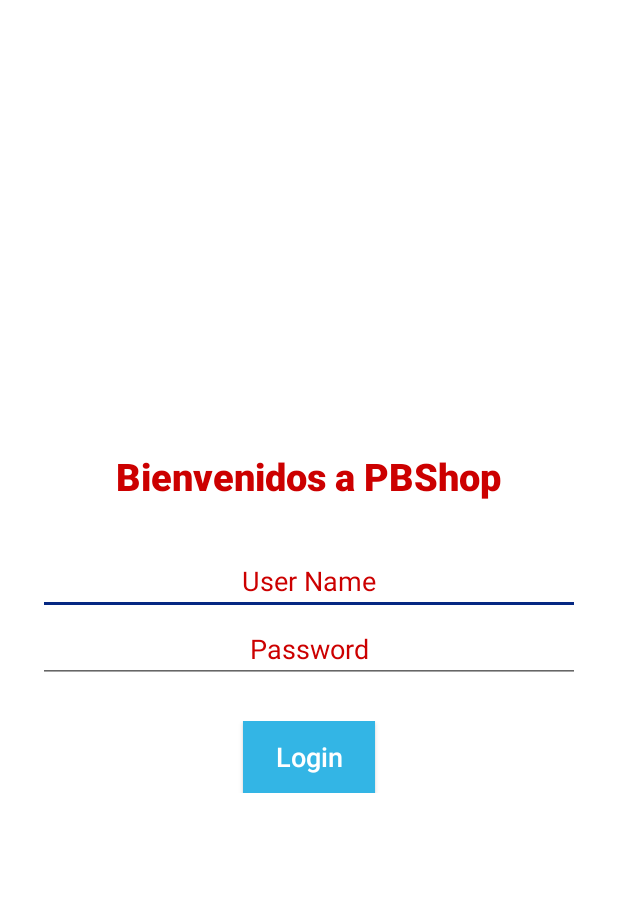
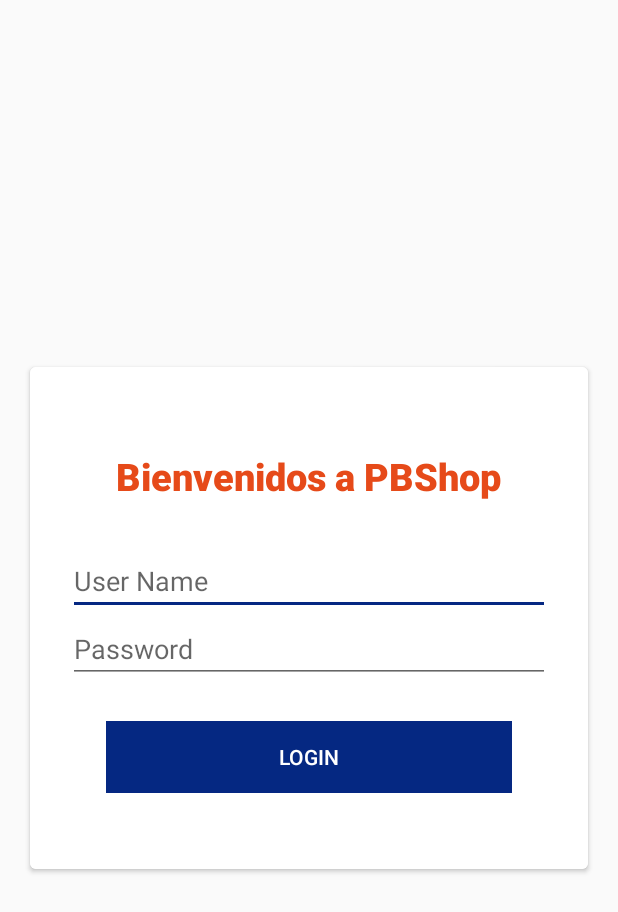
Before and after one commit to FelipeMercado/pbs, an Android app: the layout activity_main.xml on its own in the app's theme, with its tools: preview values and no code run, on a phone screen of 412 x 824 dp. Shown: the top 912 px of the screen. Run offline under Robolectric (Android 15) with nearby library versions, the phone set to English and light mode, and no system bars.

Commit message:
se puso en un cardview los campos de login

```diff
--- a/app/src/main/res/layout/activity_main.xml
+++ b/app/src/main/res/layout/activity_main.xml
@@ -1,10 +1,19 @@
 <?xml version="1.0" encoding="utf-8"?>
-<android.support.constraint.ConstraintLayout
+<LinearLayout
         xmlns:android="http://schemas.android.com/apk/res/android"
-        xmlns:app="http://schemas.android.com/apk/res-auto" xmlns:tools="http://schemas.android.com/tools"
+        xmlns:app="http://schemas.android.com/apk/res-auto"
+        xmlns:tools="http://schemas.android.com/tools"
         android:layout_width="match_parent"
         android:layout_height="match_parent"
         tools:context="com.pbs.PBshop.Activities.MainActivity">
+
+    <android.support.v7.widget.CardView
+            android:layout_width="match_parent"
+            android:layout_height="wrap_content"
+            android:foregroundGravity="center"
+            android:layout_gravity="center"
+            app:cardCornerRadius="4dp"
+            android:layout_margin="20dp">
 
         <LinearLayout
                 android:id="@+id/ll_main_layout"
@@ -18,23 +27,19 @@
                     android:layout_width="wrap_content"
                     android:layout_height="wrap_content"
                     android:textSize="25dp"
-                android:textColor="@android:color/holo_red_dark"
+                    android:textAlignment="center"
+                    android:textColor="@color/colorPrimaryDark"
                     android:padding="30dp"
-                android:text="Bienvenidos a PBShop" app:fontFamily="sans-serif-black"/>
+                    android:text="Bienvenidos a PBShop"
+                    app:fontFamily="sans-serif-black"/>
             <EditText
                     android:id="@+id/user"
                     android:hint="User Name"
-                android:textColor="#6bfff7"
-                android:textColorHint="@android:color/holo_red_dark"
-                android:textAlignment="center"
                     android:layout_width="match_parent"
                     android:layout_height="wrap_content"/>
             <EditText
                     android:id="@+id/password"
                     android:hint="Password"
-                android:textColor="#6bfff7"
-                android:textColorHint="@android:color/holo_red_dark"
-                android:textAlignment="center"
                     android:inputType="textPassword"
                     android:layout_width="match_parent"
                     android:layout_height="wrap_content"/>
@@ -46,13 +51,12 @@
                     android:orientation="horizontal">
                 <Button
                         android:id="@+id/login"
+                        android:layout_width="match_parent"
+                        android:layout_height="wrap_content"
                         android:text="Login"
-                    android:textAllCaps="false"
-                    android:layout_width="wrap_content"
-                    android:layout_height="wrap_content" android:textColor="@android:color/background_light"
-                    android:textColorHighlight="@android:color/holo_blue_bright"
-                    android:background="@android:color/holo_blue_light" android:textSize="18sp"/>
+                        android:textColor="@color/white"
+                        android:background="@color/colorAccent"/>
             </LinearLayout>
         </LinearLayout>
-
-</android.support.constraint.ConstraintLayout>
+    </android.support.v7.widget.CardView>
+</LinearLayout>
```
Lines whose indentation alone changed are shown as unchanged.
